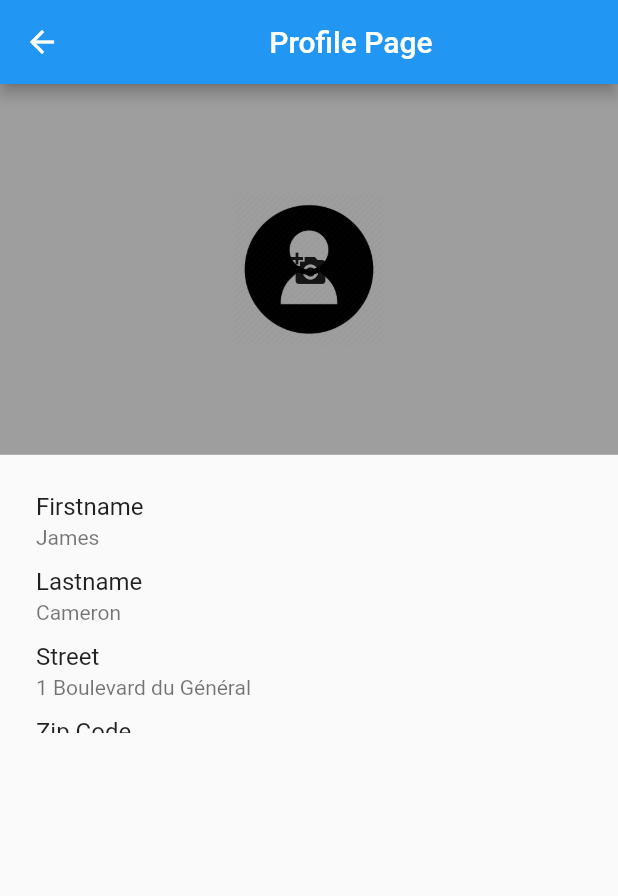
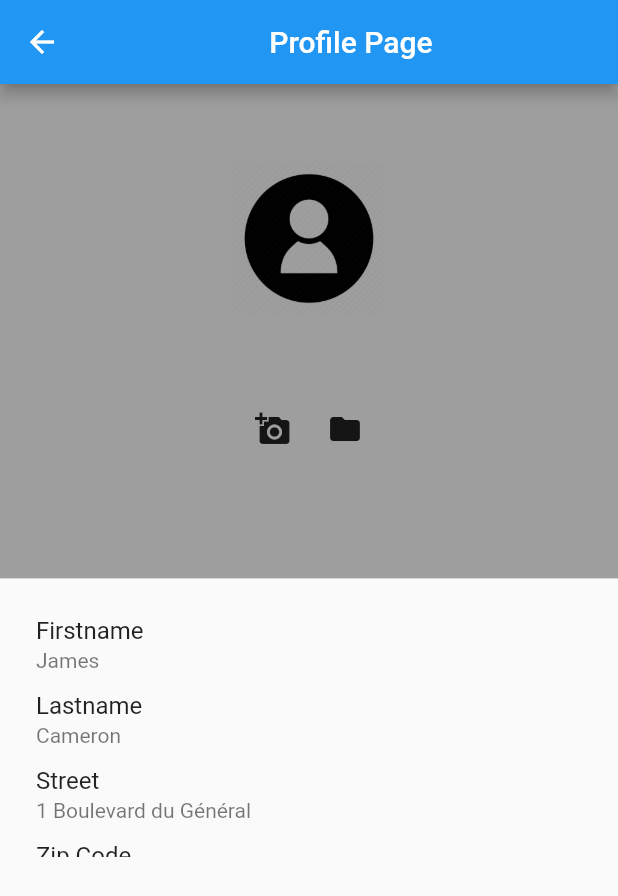
Before and after one commit to roymarmotte/epitech_flutter_filestore, a Flutter app: the ProfilePage screen opened by its route, after a tap on the "add a photo" icon, on a phone screen of 412 x 824 dp. Shown: the top 896 px of the screen. Run offline on Flutter 3.47's test engine with Material 2 defaults, Android fonts, the phone set to English and light mode, and no system bars; our stand-ins replace animated_bottom_navigation_bar, image_picker, permission_handler, shared_preferences; accounts and stored records are empty; network calls fail.

Commit message:
[add] add gallery and camera button + delete stack widget

```diff
--- a/lib/page/profile-page.dart
+++ b/lib/page/profile-page.dart
@@ -17,7 +17,6 @@ class _ProfilePageState extends State<ProfilePage> {
   User _user = User("James", "Cameron", "1 Boulevard du Général", 13086,
       "Paris", "France", null, null);
   Future<String> _imagePath;
-
 
   @override
   Widget build(BuildContext context) {
@@ -40,18 +39,16 @@ class _ProfilePageState extends State<ProfilePage> {
         children: [
           Column(
             children: [
-              Stack(
-                alignment: Alignment.center,
-                children: <Widget>[
               Container(
-                    height: MediaQuery.of(context).size.height * 0.30,
+                height: MediaQuery.of(context).size.height * 0.40,
                 width: MediaQuery.of(context).size.width,
                 color: Colors.grey,
-                  ),
+                child: Column(
+                  children: [
                     FutureBuilder<String>(
                       future: _imagePath,
-                    builder:
-                        (BuildContext context, AsyncSnapshot<String> snapshot) {
+                      builder: (BuildContext context,
+                          AsyncSnapshot<String> snapshot) {
                         if (snapshot.hasData) {
                           _user.picturePath = snapshot.data;
                           _user.save();
@@ -61,21 +58,42 @@ class _ProfilePageState extends State<ProfilePage> {
                         }
                         return (_user.picturePath == null
                             ? Image.asset('images/basic_profile.png',
-                              height: MediaQuery.of(context).size.height * 0.25,
+                                height:
+                                    MediaQuery.of(context).size.height * 0.25,
                                 width: MediaQuery.of(context).size.width * 0.25)
-                          : Image.file(File(_user.picturePath)));
+                            : Image.file(
+                                File(_user.picturePath),
+                                height:
+                                    MediaQuery.of(context).size.height * 0.25,
+                                width: MediaQuery.of(context).size.width * 0.25,
+                              ));
                       },
                     ),
+                    Row(
+                      mainAxisAlignment: MainAxisAlignment.center,
+                      children: [
                         Container(
                             alignment: Alignment.bottomCenter,
                             child: IconButton(
                                 icon: Icon(Icons.add_a_photo),
                                 onPressed: () {
                                   setState(() {
+                                    _imagePath = getImageFromCamera(context);
+                                  });
+                                })),
+                        Container(
+                            alignment: Alignment.bottomCenter,
+                            child: IconButton(
+                                icon: Icon(Icons.folder),
+                                onPressed: () {
+                                  setState(() {
                                     _imagePath = getImageFromGallery(context);
                                   });
                                 })),
                       ],
+                    )
+                  ],
+                ),
               ),
               Container(
                 height: MediaQuery.of(context).size.width * 0.45,
```
Lines whose indentation alone changed are shown as unchanged.
